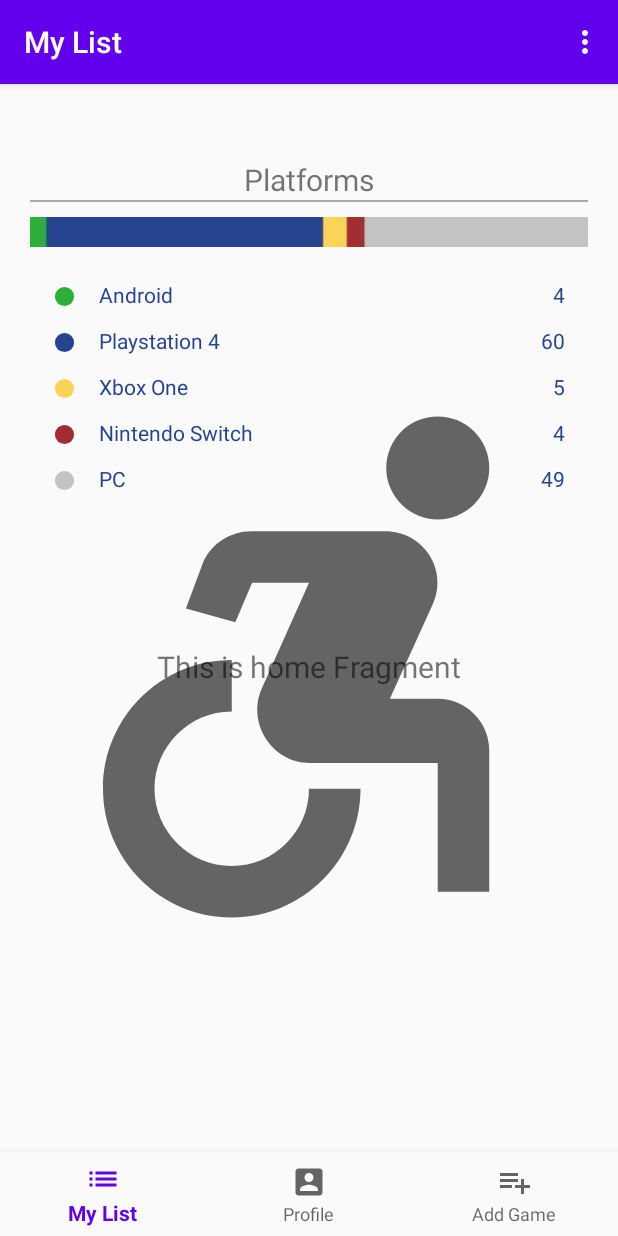
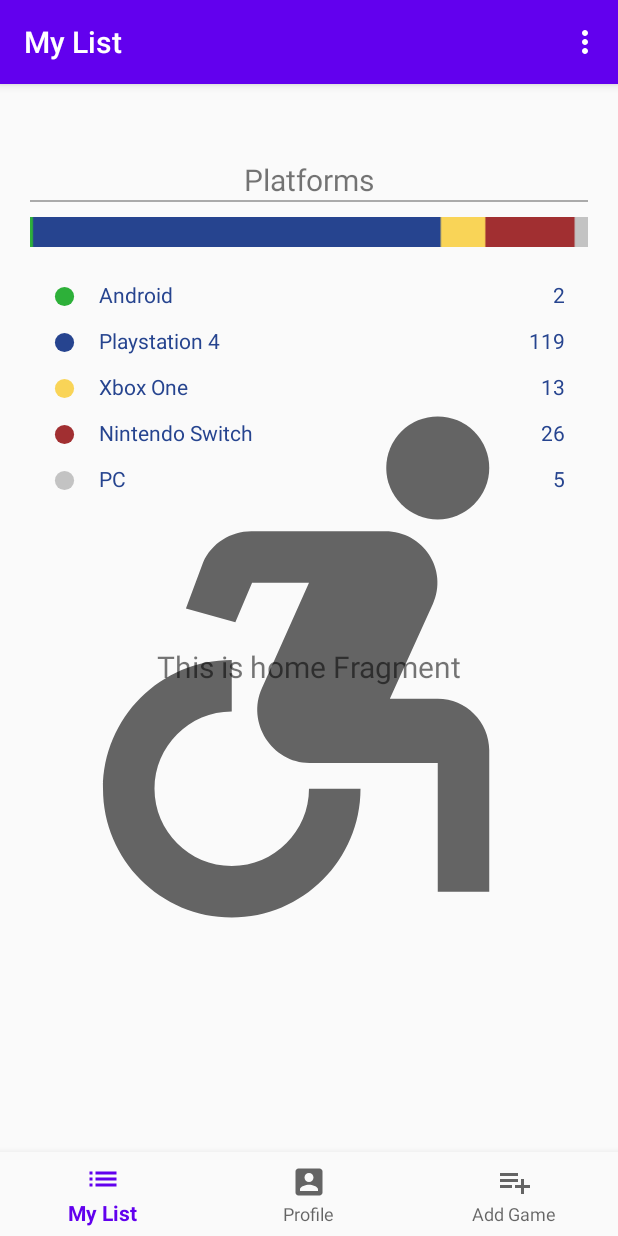
Before and after one commit to Snailedlt/GameLogger, an Android app: the fragment ProfilePlatformsFragment placed in its activity, on a phone screen of 412 x 824 dp. Run offline under Robolectric (Android 15) with nearby library versions, the phone set to English and light mode, and no system bars; our stand-ins replace navigation-ui.

Commit message:
- Added stacked_bar_chart2.jpg to fragment_profile_platforms.xml

```diff
--- a/app/src/main/res/layout/fragment_profile_platforms.xml
+++ b/app/src/main/res/layout/fragment_profile_platforms.xml
@@ -32,7 +32,7 @@
         android:layout_centerHorizontal="true"
         android:layout_marginBottom="10dp"
         android:scaleType="fitXY"
-        android:src="@drawable/stacked_bar_chart" />
+        android:src="@drawable/stacked_bar_chart2" />
 
     <!-- Android -->
     <ImageView
@@ -62,7 +62,7 @@
         android:layout_marginTop="@dimen/stats_text_spacing"
         android:layout_marginRight="15dp"
         android:layout_alignParentRight="true"
-        android:text="4"
+        android:text="2"
         android:textColor="#26448F" />
 
     <!-- Playstation 4 -->
@@ -93,7 +93,7 @@
         android:layout_marginTop="@dimen/stats_text_spacing"
         android:layout_marginRight="15dp"
         android:layout_alignParentRight="true"
-        android:text="60"
+        android:text="119"
         android:textColor="#26448F" />
 
     <!-- Xbox One -->
@@ -124,7 +124,7 @@
         android:layout_marginTop="@dimen/stats_text_spacing"
         android:layout_marginRight="15dp"
         android:layout_alignParentRight="true"
-        android:text="5"
+        android:text="13"
         android:textColor="#26448F" />
 
     <!-- Nintendo Switch -->
@@ -155,7 +155,7 @@
         android:layout_marginTop="@dimen/stats_text_spacing"
         android:layout_marginRight="15dp"
         android:layout_alignParentRight="true"
-        android:text="4"
+        android:text="26"
         android:textColor="#26448F" />
 
     <!-- PC -->
@@ -186,7 +186,7 @@
         android:layout_marginTop="@dimen/stats_text_spacing"
         android:layout_marginRight="15dp"
         android:layout_alignParentRight="true"
-        android:text="49"
+        android:text="5"
         android:textColor="#26448F" />
 
 </RelativeLayout>
```
Also changed, not shown: app/src/main/res/drawable-v24/stacked_bar_chart2.jpg (added).
